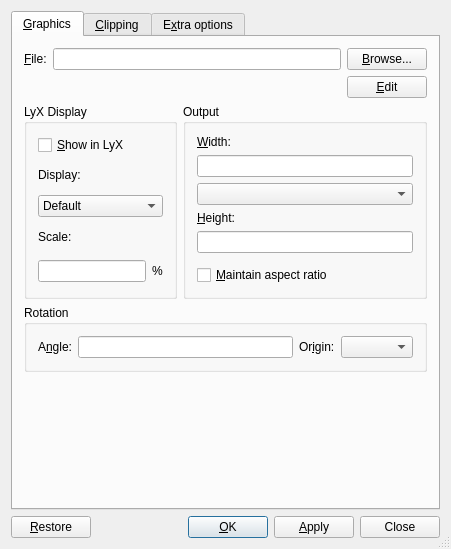
Qt form src/frontends/qt4/ui/QGraphicsUi.ui (cburschka/lyx) before a commit.
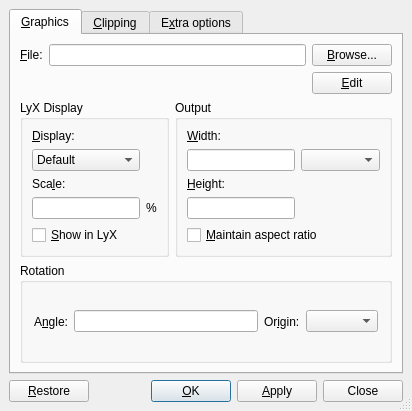
The same form after that commit. Custom widgets are drawn as their Qt base class.

Commit message:
clean up of the graphics dialog:
-layout
-enabling/disabling widgets
-tab order

What changed in the file:
```diff
--- a/src/frontends/qt4/ui/QGraphicsUi.ui
+++ b/src/frontends/qt4/ui/QGraphicsUi.ui
@@ -8,8 +8,8 @@
    <rect>
     <x>0</x>
     <y>0</y>
-    <width>451</width>
-    <height>549</height>
+    <width>412</width>
+    <height>411</height>
    </rect>
   </property>
   <property name="sizePolicy" >
@@ -28,102 +28,11 @@
   </property>
   <layout class="QGridLayout" >
    <property name="margin" >
-    <number>11</number>
+    <number>9</number>
    </property>
    <property name="spacing" >
     <number>6</number>
    </property>
-   <item row="1" column="0" >
-    <layout class="QHBoxLayout" >
-     <property name="margin" >
-      <number>0</number>
-     </property>
-     <property name="spacing" >
-      <number>6</number>
-     </property>
-     <item>
-      <widget class="QPushButton" name="restorePB" >
-       <property name="text" >
-        <string>&amp;Restore</string>
-       </property>
-       <property name="autoDefault" >
-        <bool>false</bool>
-       </property>
-       <property name="default" >
-        <bool>false</bool>
-       </property>
-      </widget>
-     </item>
-     <item>
-      <spacer>
-       <property name="orientation" >
-        <enum>Qt::Horizontal</enum>
-       </property>
-       <property name="sizeType" >
-        <enum>QSizePolicy::MinimumExpanding</enum>
-       </property>
-       <property name="sizeHint" >
-        <size>
-         <width>20</width>
-         <height>20</height>
-        </size>
-       </property>
-      </spacer>
-     </item>
-     <item>
-      <widget class="QPushButton" name="okPB" >
-       <property name="text" >
-        <string>&amp;OK</string>
-       </property>
-       <property name="autoDefault" >
-        <bool>true</bool>
-       </property>
-       <property name="default" >
-        <bool>true</bool>
-       </property>
-      </widget>
-     </item>
-     <item>
-      <widget class="QPushButton" name="applyPB" >
-       <property name="sizePolicy" >
-        <sizepolicy>
-         <hsizetype>1</hsizetype>
-         <vsizetype>0</vsizetype>
-         <horstretch>0</horstretch>
-         <verstretch>0</verstretch>
-        </sizepolicy>
-       </property>
-       <property name="text" >
-        <string>&amp;Apply</string>
-       </property>
-       <property name="autoDefault" >
-        <bool>false</bool>
-       </property>
-       <property name="default" >
-        <bool>false</bool>
-       </property>
-      </widget>
-     </item>
-     <item>
-      <widget class="QPushButton" name="closePB" >
-       <property name="sizePolicy" >
-        <sizepolicy>
-         <hsizetype>1</hsizetype>
-         <vsizetype>0</vsizetype>
-         <horstretch>0</horstretch>
-         <verstretch>0</verstretch>
-        </sizepolicy>
-       </property>
-       <property name="text" >
-        <string>Close</string>
-       </property>
-       <property name="autoDefault" >
-        <bool>false</bool>
-       </property>
-      </widget>
-     </item>
-    </layout>
-   </item>
    <item row="0" column="0" >
     <widget class="QTabWidget" name="TabWidget" >
      <property name="toolTip" >
@@ -135,103 +44,37 @@
       </attribute>
       <layout class="QGridLayout" >
        <property name="margin" >
-        <number>11</number>
+        <number>9</number>
        </property>
        <property name="spacing" >
         <number>6</number>
        </property>
-       <item row="3" column="1" >
-        <spacer>
-         <property name="orientation" >
-          <enum>Qt::Vertical</enum>
-         </property>
-         <property name="sizeType" >
-          <enum>QSizePolicy::Expanding</enum>
-         </property>
-         <property name="sizeHint" >
-          <size>
-           <width>20</width>
-           <height>20</height>
-          </size>
-         </property>
-        </spacer>
-       </item>
-       <item row="2" column="0" colspan="2" >
-        <widget class="QGroupBox" name="rotateGB" >
-         <property name="title" >
-          <string>Rotation</string>
-         </property>
-         <layout class="QHBoxLayout" >
-          <property name="margin" >
-           <number>11</number>
-          </property>
-          <property name="spacing" >
-           <number>6</number>
-          </property>
-          <item>
-           <widget class="QLabel" name="angleL_2" >
-            <property name="toolTip" >
-             <string>Angle to rotate image by</string>
-            </property>
-            <property name="text" >
-             <string>A&amp;ngle:</string>
-            </property>
-            <property name="buddy" >
-             <cstring>angle</cstring>
-            </property>
-           </widget>
-          </item>
-          <item>
-           <widget class="QLineEdit" name="angle" >
-            <property name="sizePolicy" >
-             <sizepolicy>
-              <hsizetype>3</hsizetype>
-              <vsizetype>0</vsizetype>
-              <horstretch>0</horstretch>
-              <verstretch>0</verstretch>
-             </sizepolicy>
-            </property>
-            <property name="toolTip" >
-             <string>Angle to rotate image by</string>
-            </property>
-           </widget>
-          </item>
-          <item>
-           <widget class="QLabel" name="originL_2" >
-            <property name="toolTip" >
-             <string>The origin of the rotation</string>
-            </property>
-            <property name="text" >
-             <string>Or&amp;igin:</string>
-            </property>
-            <property name="buddy" >
-             <cstring>origin</cstring>
-            </property>
-           </widget>
-          </item>
-          <item>
-           <widget class="QComboBox" name="origin" >
-            <property name="toolTip" >
-             <string>The origin of the rotation</string>
-            </property>
-           </widget>
-          </item>
-         </layout>
-        </widget>
-       </item>
        <item row="1" column="0" >
         <widget class="QGroupBox" name="GroupBox5" >
          <property name="title" >
           <string>LyX Display</string>
          </property>
-         <layout class="QVBoxLayout" >
+         <layout class="QGridLayout" >
           <property name="margin" >
-           <number>11</number>
+           <number>9</number>
           </property>
           <property name="spacing" >
            <number>6</number>
           </property>
-          <item>
+          <item row="3" column="1" >
+           <widget class="QLabel" name="displayscaleL" >
+            <property name="enabled" >
+             <bool>true</bool>
+            </property>
+            <property name="focusPolicy" >
+             <enum>Qt::NoFocus</enum>
+            </property>
+            <property name="text" >
+             <string>%</string>
+            </property>
+           </widget>
+          </item>
+          <item row="4" column="0" >
            <widget class="QCheckBox" name="displayCB" >
             <property name="toolTip" >
              <string>Display image in LyX</string>
@@ -241,20 +84,51 @@
             </property>
            </widget>
           </item>
-          <item>
+          <item row="0" column="0" >
            <widget class="QLabel" name="TextLabel1" >
             <property name="toolTip" >
              <string>Screen display</string>
             </property>
             <property name="text" >
-             <string>Display:</string>
+             <string>&amp;Display:</string>
             </property>
             <property name="buddy" >
              <cstring>showCB</cstring>
             </property>
            </widget>
           </item>
-          <item>
+          <item row="3" column="0" >
+           <widget class="QLineEdit" name="displayscale" >
+            <property name="enabled" >
+             <bool>true</bool>
+            </property>
+            <property name="sizePolicy" >
+             <sizepolicy>
+              <hsizetype>5</hsizetype>
+              <vsizetype>0</vsizetype>
+              <horstretch>0</horstretch>
+              <verstretch>0</verstretch>
+             </sizepolicy>
+            </property>
+            <property name="toolTip" >
+             <string>Percentage to scale by in LyX</string>
+            </property>
+           </widget>
+          </item>
+          <item row="2" column="0" >
+           <widget class="QLabel" name="scaleLA" >
+            <property name="toolTip" >
+             <string>Percentage to scale by in LyX</string>
+            </property>
+            <property name="text" >
+             <string>Sca&amp;le:</string>
+            </property>
+            <property name="buddy" >
+             <cstring>displayscale</cstring>
+            </property>
+           </widget>
+          </item>
+          <item row="1" column="0" >
            <widget class="QComboBox" name="showCB" >
             <property name="toolTip" >
              <string>Screen display</string>
@@ -281,60 +155,6 @@
             </item>
            </widget>
           </item>
-          <item>
-           <widget class="QLabel" name="scaleLA" >
-            <property name="toolTip" >
-             <string>Percentage to scale by in LyX</string>
-            </property>
-            <property name="text" >
-             <string>Scale:</string>
-            </property>
-            <property name="buddy" >
-             <cstring>displayscale</cstring>
-            </property>
-           </widget>
-          </item>
-          <item>
-           <layout class="QHBoxLayout" >
-            <property name="margin" >
-             <number>0</number>
-            </property>
-            <property name="spacing" >
-             <number>6</number>
-            </property>
-            <item>
-             <widget class="QLineEdit" name="displayscale" >
-              <property name="enabled" >
-               <bool>true</bool>
-              </property>
-              <property name="sizePolicy" >
-               <sizepolicy>
-                <hsizetype>5</hsizetype>
-                <vsizetype>0</vsizetype>
-                <horstretch>0</horstretch>
-                <verstretch>0</verstretch>
-               </sizepolicy>
-              </property>
-              <property name="toolTip" >
-               <string>Percentage to scale by in LyX</string>
-              </property>
-             </widget>
-            </item>
-            <item>
-             <widget class="QLabel" name="displayscaleL" >
-              <property name="enabled" >
-               <bool>true</bool>
-              </property>
-              <property name="focusPolicy" >
-               <enum>Qt::NoFocus</enum>
-              </property>
-              <property name="text" >
-               <string>%</string>
-              </property>
-             </widget>
-            </item>
-           </layout>
-          </item>
          </layout>
         </widget>
        </item>
@@ -343,15 +163,15 @@
          <property name="title" >
           <string>Output</string>
          </property>
-         <layout class="QVBoxLayout" >
+         <layout class="QGridLayout" >
           <property name="margin" >
-           <number>11</number>
+           <number>9</number>
           </property>
           <property name="spacing" >
            <number>6</number>
           </property>
-          <item>
-           <widget class="QLabel" name="sizewidthL_2" >
+          <item row="0" column="0" colspan="2" >
+           <widget class="QLabel" name="widthL" >
             <property name="enabled" >
              <bool>true</bool>
             </property>
@@ -363,31 +183,55 @@
             </property>
            </widget>
           </item>
-          <item>
-           <layout class="QVBoxLayout" >
-            <property name="margin" >
-             <number>0</number>
+          <item row="1" column="0" >
+           <widget class="QLineEdit" name="Width" >
+            <property name="enabled" >
+             <bool>true</bool>
             </property>
-            <property name="spacing" >
-             <number>6</number>
+            <property name="toolTip" >
+             <string>Width of image in output</string>
             </property>
-            <item>
-             <widget class="QLineEdit" name="Width" >
-              <property name="enabled" >
-               <bool>true</bool>
-              </property>
-              <property name="toolTip" >
-               <string>Width of image in output</string>
-              </property>
-             </widget>
-            </item>
-            <item>
-             <widget class="QComboBox" name="widthUnit" />
-            </item>
-           </layout>
+           </widget>
           </item>
-          <item>
-           <widget class="QLabel" name="sizeheightL_2" >
+          <item row="1" column="1" >
+           <widget class="QComboBox" name="widthUnit" />
+          </item>
+          <item row="3" column="1" >
+           <widget class="LengthCombo" name="heightUnit" >
+            <property name="sizePolicy" >
+             <sizepolicy>
+              <hsizetype>3</hsizetype>
+              <vsizetype>5</vsizetype>
+              <horstretch>0</horstretch>
+              <verstretch>0</verstretch>
+             </sizepolicy>
+            </property>
+            <property name="minimumSize" >
+             <size>
+              <width>0</width>
+              <height>0</height>
+             </size>
+            </property>
+            <property name="focusPolicy" >
+             <enum>Qt::StrongFocus</enum>
+            </property>
+            <property name="toolTip" >
+             <string>Units of height value</string>
+            </property>
+           </widget>
+          </item>
+          <item row="3" column="0" >
+           <widget class="QLineEdit" name="Height" >
+            <property name="enabled" >
+             <bool>true</bool>
+            </property>
+            <property name="toolTip" >
+             <string>Height of image in output</string>
+            </property>
+           </widget>
+          </item>
+          <item row="2" column="0" colspan="2" >
+           <widget class="QLabel" name="heightL" >
             <property name="enabled" >
              <bool>true</bool>
             </property>
@@ -399,51 +243,7 @@
             </property>
            </widget>
           </item>
-          <item>
-           <layout class="QVBoxLayout" >
-            <property name="margin" >
-             <number>0</number>
-            </property>
-            <property name="spacing" >
-             <number>6</number>
-            </property>
-            <item>
-             <widget class="QLineEdit" name="Height" >
-              <property name="enabled" >
-               <bool>true</bool>
-              </property>
-              <property name="toolTip" >
-               <string>Height of image in output</string>
-              </property>
-             </widget>
-            </item>
-            <item>
-             <widget class="LengthCombo" name="heightUnit" >
-              <property name="sizePolicy" >
-               <sizepolicy>
-                <hsizetype>3</hsizetype>
-                <vsizetype>5</vsizetype>
-                <horstretch>0</horstretch>
-                <verstretch>0</verstretch>
-               </sizepolicy>
-              </property>
-              <property name="minimumSize" >
-               <size>
-                <width>0</width>
-                <height>0</height>
-               </size>
-              </property>
-              <property name="focusPolicy" >
-               <enum>Qt::StrongFocus</enum>
-              </property>
-              <property name="toolTip" >
-               <string>Units of height value</string>
-              </property>
-             </widget>
-            </item>
-           </layout>
-          </item>
-          <item>
+          <item row="4" column="0" colspan="2" >
            <widget class="QCheckBox" name="aspectratio" >
             <property name="enabled" >
              <bool>true</bool>
@@ -459,6 +259,69 @@
          </layout>
         </widget>
        </item>
+       <item row="2" column="0" colspan="2" >
+        <widget class="QGroupBox" name="rotateGB" >
+         <property name="title" >
+          <string>Rotation</string>
+         </property>
+         <layout class="QHBoxLayout" >
+          <property name="margin" >
+           <number>11</number>
+          </property>
+          <property name="spacing" >
+           <number>6</number>
+          </property>
+          <item>
+           <widget class="QLabel" name="angleL" >
+            <property name="toolTip" >
+             <string>Angle to rotate image by</string>
+            </property>
+            <property name="text" >
+             <string>A&amp;ngle:</string>
+            </property>
+            <property name="buddy" >
+             <cstring>angle</cstring>
+            </property>
+           </widget>
+          </item>
+          <item>
+           <widget class="QLineEdit" name="angle" >
+            <property name="sizePolicy" >
+             <sizepolicy>
+              <hsizetype>3</hsizetype>
+              <vsizetype>0</vsizetype>
+              <horstretch>0</horstretch>
+              <verstretch>0</verstretch>
+             </sizepolicy>
+            </property>
+            <property name="toolTip" >
+             <string>Angle to rotate image by</string>
+            </property>
+           </widget>
+          </item>
+          <item>
+           <widget class="QLabel" name="originL" >
+            <property name="toolTip" >
+             <string>The origin of the rotation</string>
+            </property>
+            <property name="text" >
+             <string>Or&amp;igin:</string>
+            </property>
+            <property name="buddy" >
+             <cstring>origin</cstring>
+            </property>
+           </widget>
+          </item>
+          <item>
+           <widget class="QComboBox" name="origin" >
+            <property name="toolTip" >
+             <string>The origin of the rotation</string>
+            </property>
+           </widget>
+          </item>
+         </layout>
+        </widget>
+       </item>
        <item row="0" column="0" colspan="2" >
         <layout class="QGridLayout" >
          <property name="margin" >
@@ -862,6 +725,97 @@
      </widget>
     </widget>
    </item>
+   <item row="1" column="0" >
+    <layout class="QHBoxLayout" >
+     <property name="margin" >
+      <number>0</number>
+     </property>
+     <property name="spacing" >
+      <number>6</number>
+     </property>
+     <item>
+      <widget class="QPushButton" name="restorePB" >
+       <property name="text" >
+        <string>&amp;Restore</string>
+       </property>
+       <property name="autoDefault" >
+        <bool>false</bool>
+       </property>
+       <property name="default" >
+        <bool>false</bool>
+       </property>
+      </widget>
+     </item>
+     <item>
+      <spacer>
+       <property name="orientation" >
+        <enum>Qt::Horizontal</enum>
+       </property>
+       <property name="sizeType" >
+        <enum>QSizePolicy::MinimumExpanding</enum>
+       </property>
+       <property name="sizeHint" >
+        <size>
+         <width>20</width>
+         <height>20</height>
+        </size>
+       </property>
+      </spacer>
+     </item>
+     <item>
+      <widget class="QPushButton" name="okPB" >
+       <property name="text" >
+        <string>&amp;OK</string>
+       </property>
+       <property name="autoDefault" >
+        <bool>true</bool>
+       </property>
+       <property name="default" >
+        <bool>true</bool>
+       </property>
+      </widget>
+     </item>
+     <item>
+      <widget class="QPushButton" name="applyPB" >
+       <property name="sizePolicy" >
+        <sizepolicy>
+         <hsizetype>1</hsizetype>
+         <vsizetype>0</vsizetype>
+         <horstretch>0</horstretch>
+         <verstretch>0</verstretch>
+        </sizepolicy>
+       </property>
+       <property name="text" >
+        <string>&amp;Apply</string>
+       </property>
+       <property name="autoDefault" >
+        <bool>false</bool>
+       </property>
+       <property name="default" >
+        <bool>false</bool>
+       </property>
+      </widget>
+     </item>
+     <item>
+      <widget class="QPushButton" name="closePB" >
+       <property name="sizePolicy" >
+        <sizepolicy>
+         <hsizetype>1</hsizetype>
+         <vsizetype>0</vsizetype>
+         <horstretch>0</horstretch>
+         <verstretch>0</verstretch>
+        </sizepolicy>
+       </property>
+       <property name="text" >
+        <string>Close</string>
+       </property>
+       <property name="autoDefault" >
+        <bool>false</bool>
+       </property>
+      </widget>
+     </item>
+    </layout>
+   </item>
   </layout>
  </widget>
  <pixmapfunction></pixmapfunction>
```
Left out of the diff: 325 changed lines with no effect on the pictures. The commit also changes 3 other files.
